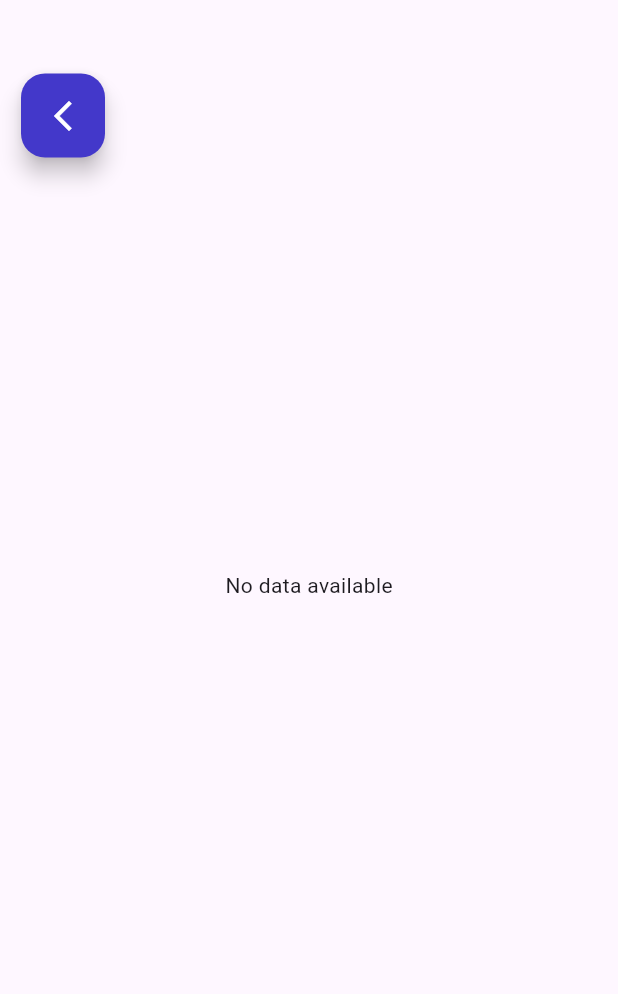
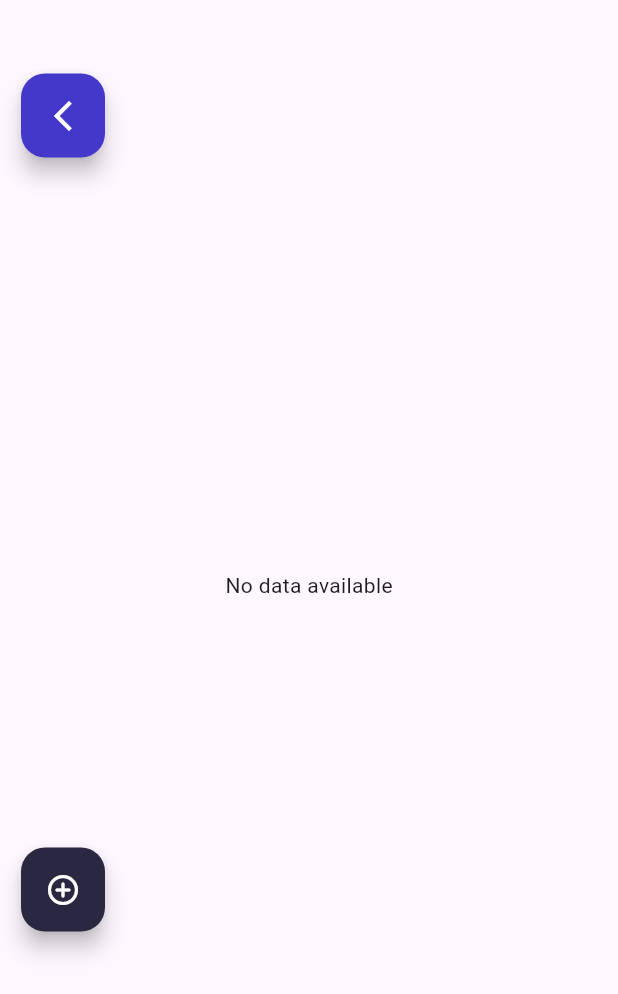
Before and after one commit to KarthikPrabhu23/MapDesk, a Flutter app: the MapScreen screen opened directly, on a phone screen of 412 x 824 dp. Shown: the top 994 px of the screen. Run offline on Flutter 3.47's test engine with Material 3 defaults, Android fonts, the phone set to English and light mode, and no system bars; our stand-ins replace cloud_firestore, firebase_auth, firebase_core, firebase_database, firebase_storage, geolocator and 4 more; missing offline and left inert: custom_info_window, google_maps_webservice; accounts and stored records are empty.

Commit message:
Added FAB in map_screen

```diff
--- a/lib/Map/map_screen.dart
+++ b/lib/Map/map_screen.dart
@@ -311,23 +311,12 @@ class MapScreenState extends State<MapScreen> {
                         setOfMarkers.add(
                           Marker(
                             markerId: MarkerId('${user.name} position $i'),
-                            // icon: BitmapDescriptor.defaultMarkerWithHue(
-                            //   BitmapDescriptor.hueYellow,
-                            // ),
-                            // icon: markerIcon,
-
                             icon: pinLocationIcon,
-
-                            // infoWindow: InfoWindow(
-                            //   title: user.username.toString(),
-                            //   snippet: user.name.toString(),
-                            // ),
 
                             infoWindow: InfoWindow(
                               title: user.username,
                               snippet: user.name,
                               onTap: () {
-                                // Handle info window tap
                                 print('Info window tapped!');
                               },
                             ),
@@ -399,6 +388,7 @@ class MapScreenState extends State<MapScreen> {
             crossAxisAlignment: CrossAxisAlignment.end,
             children: [
               Column(
+                // crossAxisAlignment: CrossAxisAlignment.,
                 children: [
                   FloatingActionButton(
                     onPressed: () {
@@ -407,7 +397,23 @@ class MapScreenState extends State<MapScreen> {
                     backgroundColor:
                         const Color(0xff4338CA), // Set the background color
                     foregroundColor: Colors.white,
+                    tooltip: 'First',
+                    heroTag: 'First',
                     child: const Icon(Icons.arrow_back_ios_new),
+                  ),
+                  const SizedBox(
+                    height: 460,
+                  ),
+                  FloatingActionButton(
+                    onPressed: () {
+                      print("MAP button clicked");
+                    },
+                    backgroundColor:
+                        Color.fromARGB(255, 42, 40, 65), // Set the background color
+                    foregroundColor: Colors.white,
+                    tooltip: 'Second',
+                    heroTag: 'Second',
+                    child: const Icon(Icons.control_point_rounded),
                   ),
                 ],
               ),
```
Also changed, not shown: lib/Map/methods/location_util.dart (added, +50 -0 lines), lib/Map/methods/map_screen_functions.dart (added, +16 -0 lines).
